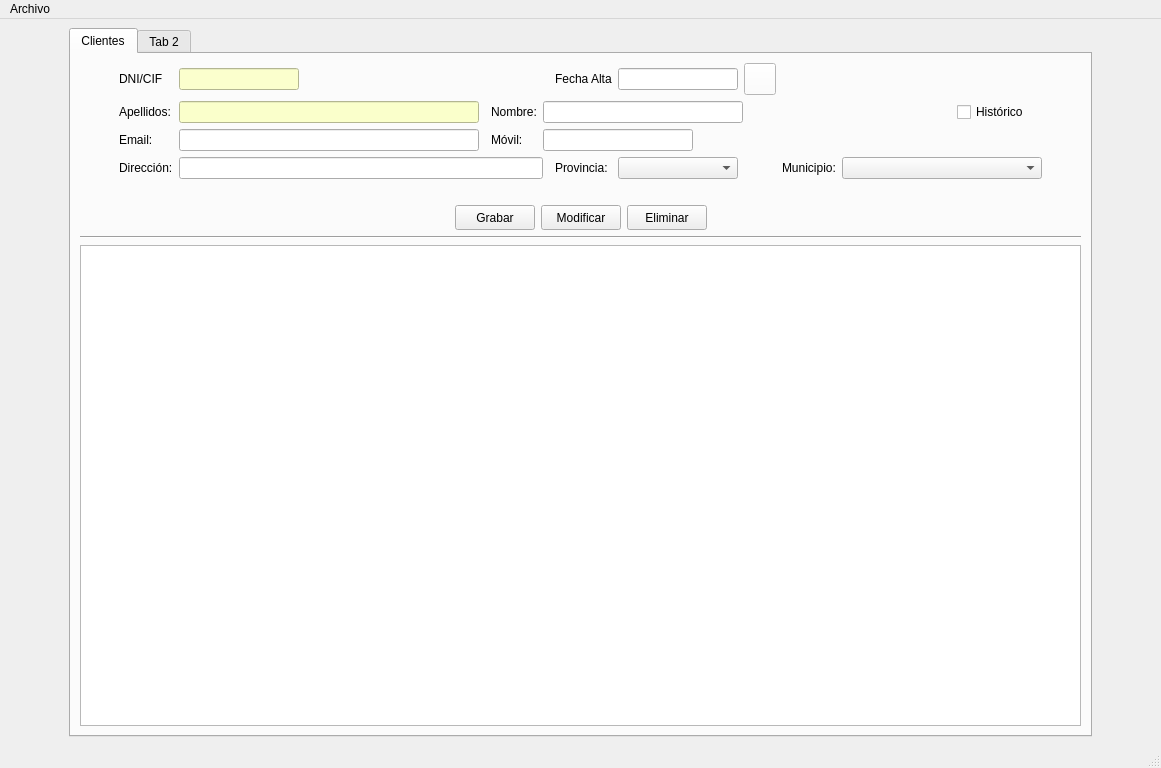
Manuerty/ProyecyoDI, file templates/ventPrincipal.ui: the form before one commit.
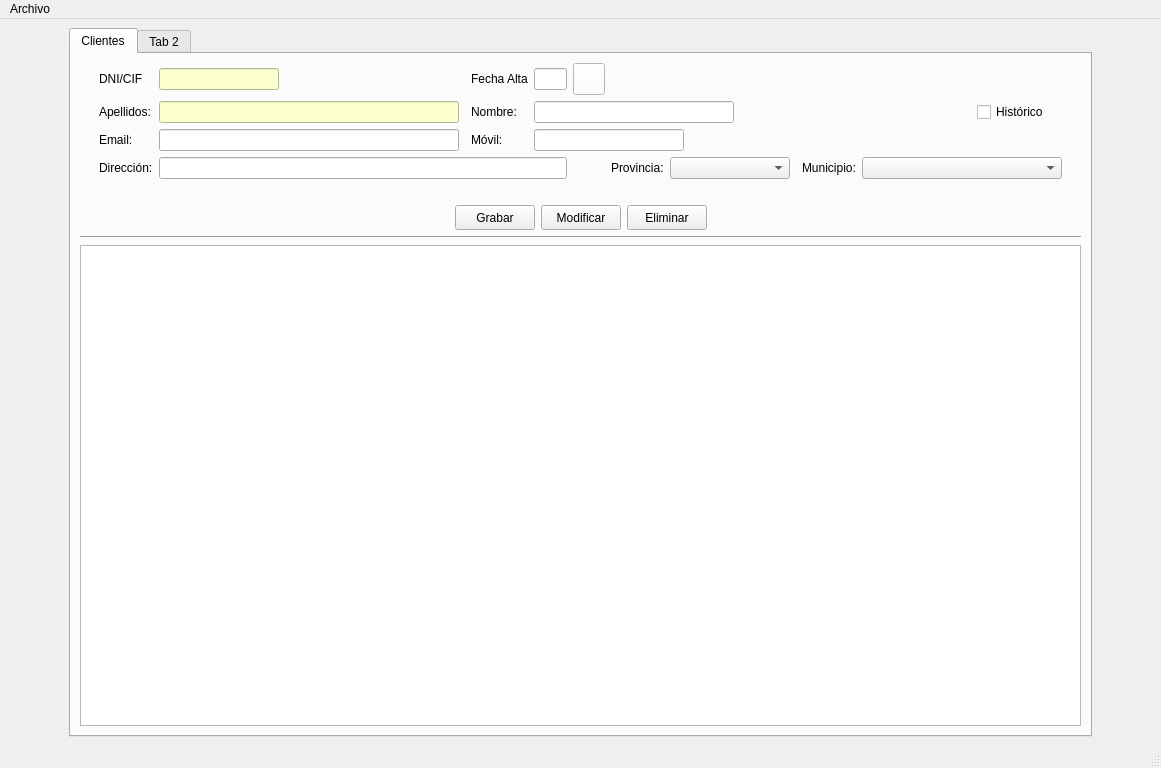
The form after the commit. Icons and pictures are not drawn.

Commit message: feat(ventPrincipal.py): fix the size of the textbox

```diff
--- a/templates/ventPrincipal.ui
+++ b/templates/ventPrincipal.ui
@@ -356,18 +356,11 @@
             </property>
            </spacer>
           </item>
-          <item row="0" column="7">
-           <widget class="QLabel" name="lblAltaCli">
-            <property name="text">
-             <string>Fecha Alta</string>
-            </property>
-           </widget>
-          </item>
-          <item row="0" column="8">
+          <item row="0" column="5">
            <widget class="QLineEdit" name="txtAltaCli">
             <property name="maximumSize">
              <size>
-              <width>16777215</width>
+              <width>75</width>
               <height>16777215</height>
              </size>
             </property>
@@ -376,7 +369,14 @@
             </property>
            </widget>
           </item>
-          <item row="0" column="9">
+          <item row="0" column="4">
+           <widget class="QLabel" name="lblAltaCli">
+            <property name="text">
+             <string>Fecha Alta</string>
+            </property>
+           </widget>
+          </item>
+          <item row="0" column="6">
            <widget class="QPushButton" name="btnAltaCli">
             <property name="minimumSize">
              <size>
```
The commit also changes 2 other files.
